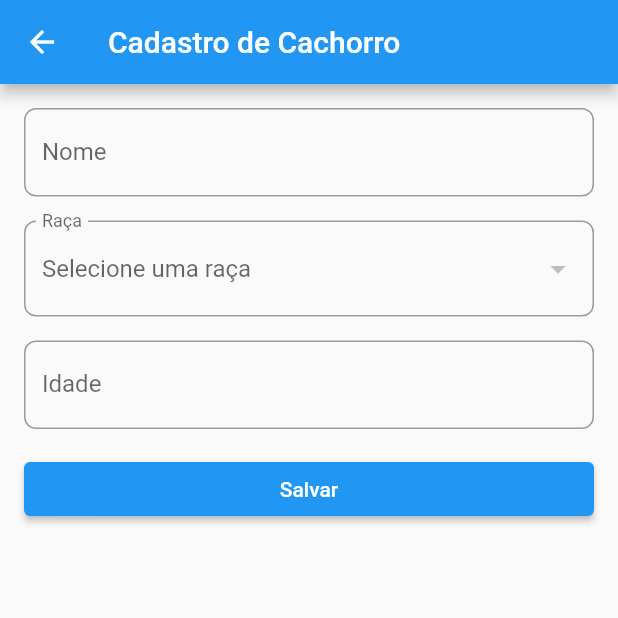
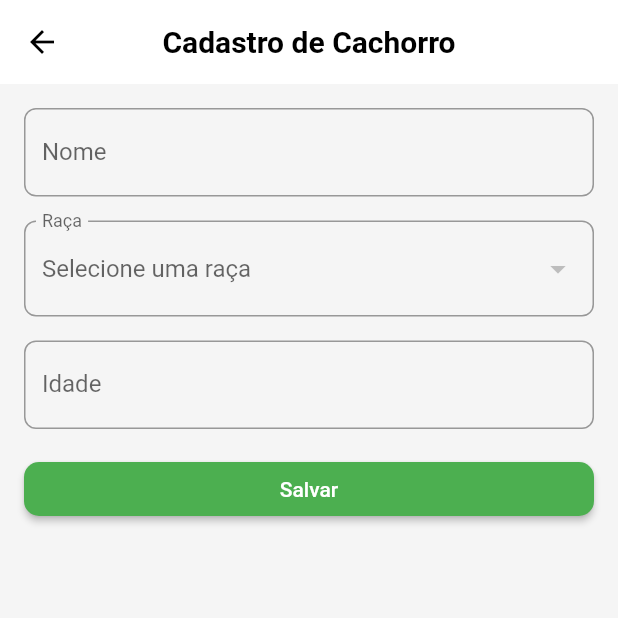
Before and after one commit to Sergio-Cordeiro/Canine_shield, a Flutter app: the DogListScreen screen opened directly, after a tap on the "add" icon, on a phone screen of 412 x 824 dp, the top half of it. Run offline on Flutter 3.47's test engine with Material 2 defaults, Android fonts, the light colour scheme and no system bars; our stand-ins replace sqflite; accounts and stored records are empty; network calls fail.

Commit message:
new colors to screens

```diff
--- a/lib/dogListScreen.dart
+++ b/lib/dogListScreen.dart
@@ -44,8 +44,19 @@ class _DogListScreenState extends State<DogListScreen> {
   @override
   Widget build(BuildContext context) {
     return Scaffold(
+      backgroundColor: Colors.grey[100],
       appBar: AppBar(
-        title: const Text('Dog List'),
+        title: const Text(
+          'Dog List',
+          style: TextStyle(
+            color: Colors.black,
+            fontWeight: FontWeight.bold,
+          ),
+        ),
+        backgroundColor: Colors.white,
+        elevation: 0,
+        centerTitle: true,
+        iconTheme: const IconThemeData(color: Colors.black),
       ),
       body: _isLoading
           ? const Center(child: CircularProgressIndicator())
@@ -70,6 +81,7 @@ class _DogListScreenState extends State<DogListScreen> {
         },
       ),
       floatingActionButton: FloatingActionButton(
+        backgroundColor: Colors.green,
         child: const Icon(Icons.add),
         onPressed: () async {
           final result = await Navigator.push(
--- a/lib/newDog.dart
+++ b/lib/newDog.dart
@@ -35,8 +35,18 @@ class _DogRegistrationScreenState extends State<DogRegistrationScreen> {
   @override
   Widget build(BuildContext context) {
     return Scaffold(
+      backgroundColor: Colors.grey[100],
       appBar: AppBar(
-        title: const Text('Cadastro de Cachorro'),
+        title: const Text('Cadastro de Cachorro',
+          style: TextStyle(
+            color: Colors.black,
+            fontWeight: FontWeight.bold,
+          ),
+        ),
+        backgroundColor: Colors.white,
+        elevation: 0,
+        centerTitle: true,
+        iconTheme: const IconThemeData(color: Colors.black),
       ),
       body: Padding(
         padding: const EdgeInsets.all(16.0),
@@ -149,6 +159,13 @@ class _DogRegistrationScreenState extends State<DogRegistrationScreen> {
                     );
                   }
                 },
+                style: ElevatedButton.styleFrom(
+                  primary: Colors.green,
+                  elevation: 2,
+                  shape: RoundedRectangleBorder(
+                    borderRadius: BorderRadius.circular(10),
+                  ),
+                ),
               ),
             ],
           ),
```
